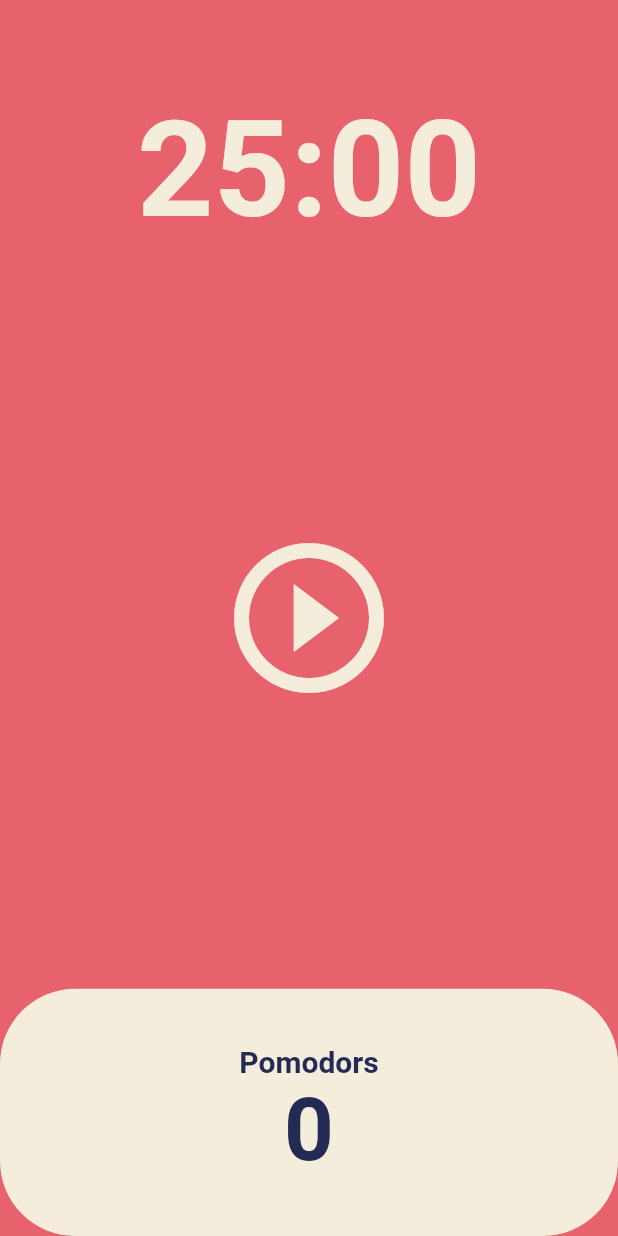
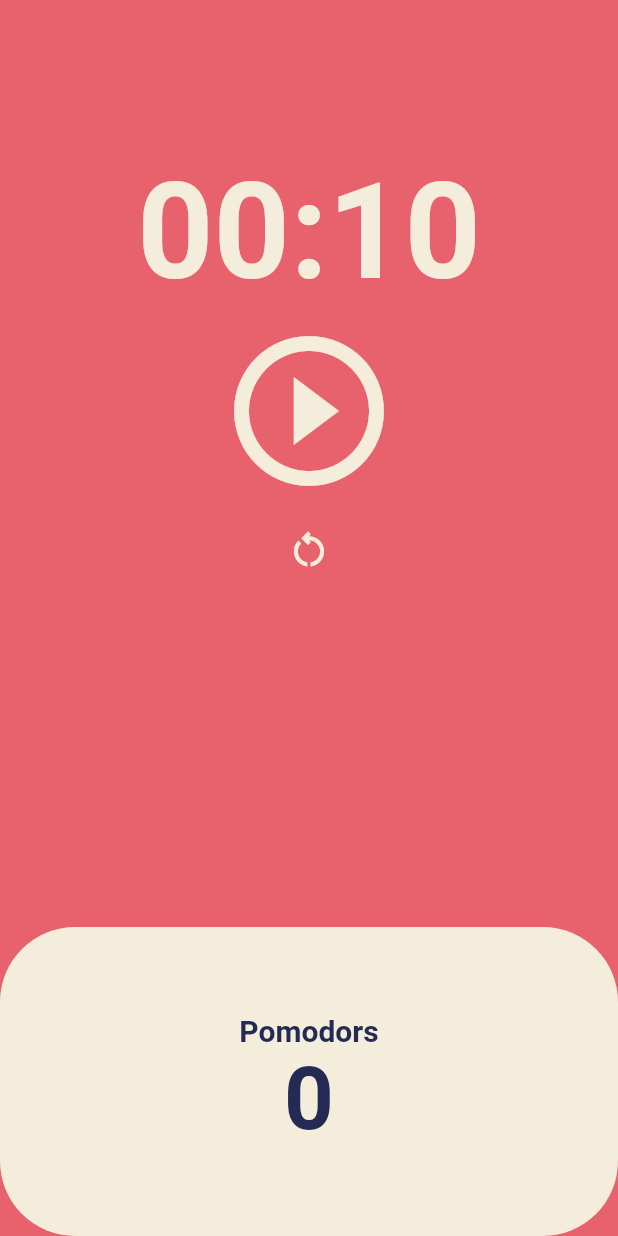
Before and after one commit to yeshforest/flutterStudy, a Flutter app: the screen it shows after launch, on a phone screen of 412 x 824 dp. Run offline on Flutter 3.47's test engine with Material 2 defaults, Android fonts, the phone set to English and light mode, and no system bars.

Commit message:
[feat] add onRestart function(초기화 기능)

```diff
--- a/lib/screens/home_screen.dart
+++ b/lib/screens/home_screen.dart
@@ -10,7 +10,7 @@ class HomeScreen extends StatefulWidget {
 }
 
 class _HomeScreenState extends State<HomeScreen> {
-  static const twentyFiveMinutes = 1500;
+  static const twentyFiveMinutes = 10;
   int totalSeconds = twentyFiveMinutes;
   bool isRunning = false;
   int totalPomodors = 0;
@@ -47,10 +47,17 @@ class _HomeScreenState extends State<HomeScreen> {
       isRunning = false;
     });
   }
-
+void onRestart(){
+    timer.cancel();
+    setState((){
+      isRunning = false;
+      totalSeconds = twentyFiveMinutes;
+      totalPomodors=0;
+    });
+}
   String format(int seconds) {
     var duration = Duration(seconds: seconds);
-    return duration.toString().split('.').first.substring(2,7);
+    return duration.toString().split('.').first.substring(2, 7);
   }
 
   @override
@@ -72,15 +79,24 @@ class _HomeScreenState extends State<HomeScreen> {
                   ),
                 )),
             Flexible(
-                flex: 3,
+                flex: 2,
                 child: Center(
-                    child: IconButton(
+                    child: Column(
+                  children: [
+                    IconButton(
                       iconSize: 120,
                       color: Theme.of(context).cardColor,
                       icon: isRunning
                           ? const Icon(Icons.pause_circle_outline)
                           : const Icon(Icons.play_circle_outline),
                       onPressed: isRunning ? onPausePressed : onStartPressed,
+                    ),
+                    IconButton(
+                        iconSize: 30,
+                        color: Theme.of(context).cardColor,
+                        icon: const Icon(Icons.restart_alt_outlined),
+                        onPressed:onRestart)
+                  ],
                 ))),
             Flexible(
                 flex: 1,
```
Lines whose indentation alone changed are shown as unchanged.
